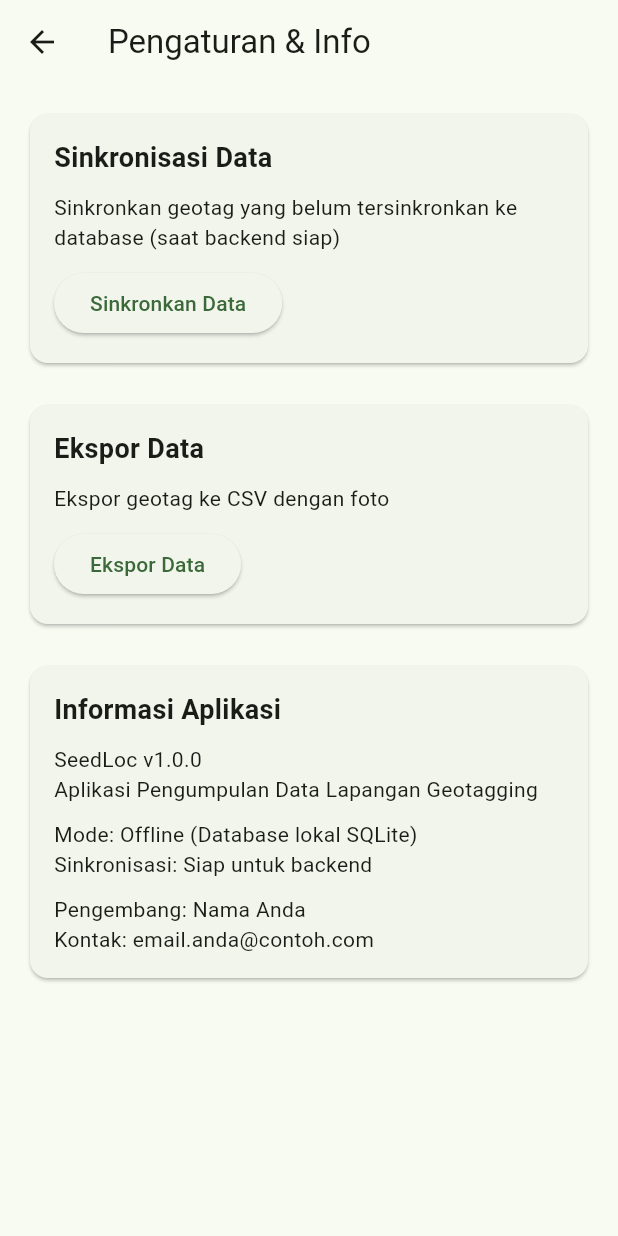
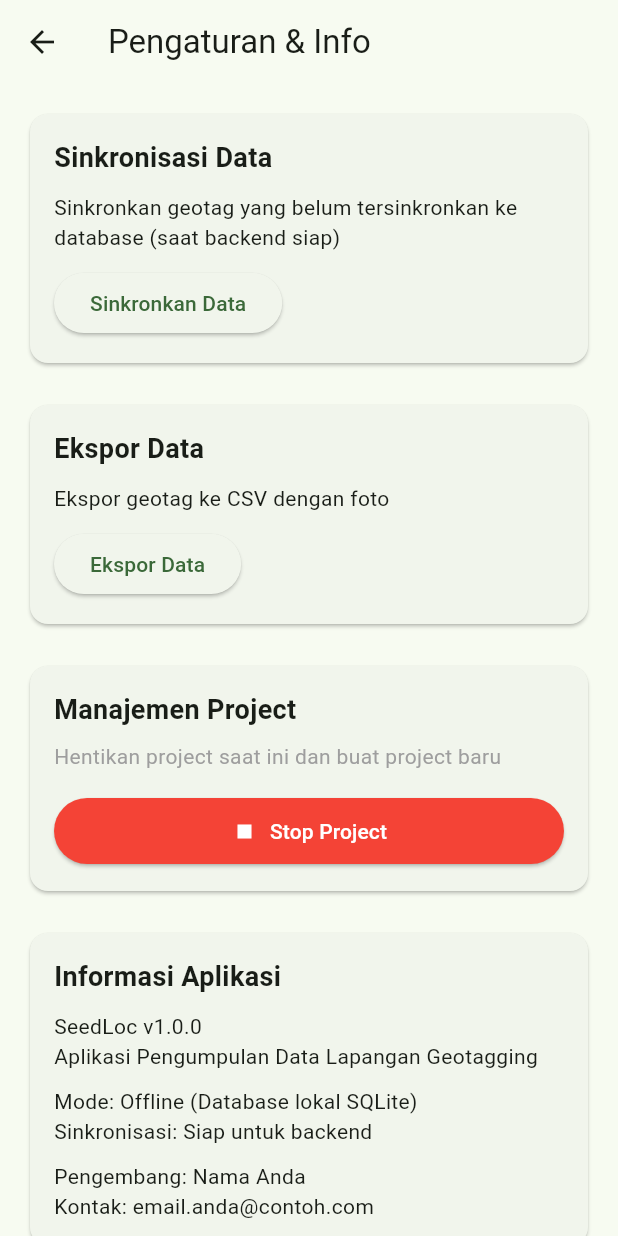
Before and after one commit to syaifa21/SeedLoc, a Flutter app: the SettingsScreen screen opened directly, on a phone screen of 412 x 824 dp. Run offline on Flutter 3.47's test engine with Material 3 defaults, Android fonts, the light colour scheme and no system bars; our stand-ins replace csv, device_info_plus, dio, geolocator, image_picker, permission_handler and 2 more; accounts and stored records are empty.

Commit message:
fungis oke semua bops sisa online

```diff
--- a/seedloc/lib/database/database_helper.dart
+++ b/seedloc/lib/database/database_helper.dart
@@ -140,4 +140,10 @@ class DatabaseHelper {
     final List<Map<String, dynamic>> maps = await db.query('geotags');
     return List.generate(maps.length, (i) => Geotag.fromMap(maps[i]));
   }
+
+  Future<void> clearAllData() async {
+    Database db = await database;
+    await db.delete('geotags');
+    await db.delete('projects');
+  }
 }
--- a/seedloc/lib/screens/settings_screen.dart
+++ b/seedloc/lib/screens/settings_screen.dart
@@ -75,6 +75,48 @@ class _SettingsScreenState extends State<SettingsScreen> {
     }
   }
 
+  Future<void> _stopProject() async {
+    showDialog(
+      context: context,
+      builder: (BuildContext context) {
+        return AlertDialog(
+          title: const Text('Stop Project'),
+          content: const Text('Apakah Anda yakin ingin menghentikan project ini? Semua data akan dihapus dan Anda akan kembali ke halaman pembuatan project baru.'),
+          actions: [
+            TextButton(
+              onPressed: () => Navigator.of(context).pop(),
+              child: const Text('Batal'),
+            ),
+            TextButton(
+              onPressed: () async {
+                Navigator.of(context).pop();
+                await _confirmStopProject();
+              },
+              style: TextButton.styleFrom(foregroundColor: Colors.red),
+              child: const Text('Stop Project'),
+            ),
+          ],
+        );
+      },
+    );
+  }
+
+  Future<void> _confirmStopProject() async {
+    try {
+      DatabaseHelper dbHelper = DatabaseHelper();
+      await dbHelper.clearAllData();
+      ScaffoldMessenger.of(context).showSnackBar(
+        const SnackBar(content: Text('Project dihentikan. Membuat project baru...')),
+      );
+      // Navigate back to home screen which will show project creation
+      Navigator.of(context).pushReplacementNamed('/home');
+    } catch (e) {
+      ScaffoldMessenger.of(context).showSnackBar(
+        SnackBar(content: Text('Error menghentikan project: $e')),
+      );
+    }
+  }
+
   @override
   Widget build(BuildContext context) {
     return Scaffold(
@@ -138,6 +180,43 @@ class _SettingsScreenState extends State<SettingsScreen> {
 
           const SizedBox(height: 20),
 
+          // Stop Project Section
+          Card(
+            child: Padding(
+              padding: const EdgeInsets.all(16.0),
+              child: Column(
+                crossAxisAlignment: CrossAxisAlignment.start,
+                children: [
+                  const Text(
+                    'Manajemen Project',
+                    style: TextStyle(fontSize: 18, fontWeight: FontWeight.bold),
+                  ),
+                  const SizedBox(height: 8),
+                  const Text(
+                    'Hentikan project saat ini dan buat project baru',
+                    style: TextStyle(color: Colors.grey),
+                  ),
+                  const SizedBox(height: 16),
+                  SizedBox(
+                    width: double.infinity,
+                    child: ElevatedButton.icon(
+                      onPressed: _stopProject,
+                      icon: const Icon(Icons.stop),
+                      label: const Text('Stop Project'),
+                      style: ElevatedButton.styleFrom(
+                        backgroundColor: Colors.red,
+                        foregroundColor: Colors.white,
+                        padding: const EdgeInsets.symmetric(vertical: 12),
+                      ),
+                    ),
+                  ),
+                ],
+              ),
+            ),
+          ),
+
+          const SizedBox(height: 20),
+
           // App Info Section
           Card(
             child: Padding(
```
Also changed, not shown: seedloc/lib/screens/geotag_detail_screen.dart (added, +225 -0 lines), seedloc/lib/screens/geotag_list_screen.dart (+7 -1 lines).
